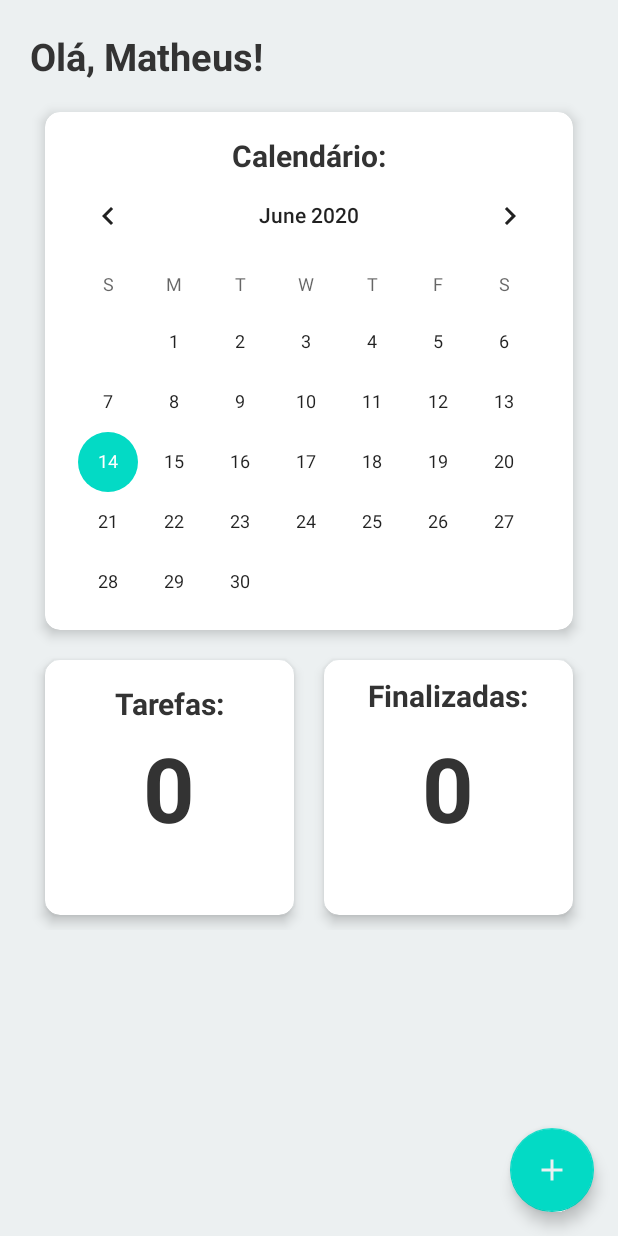
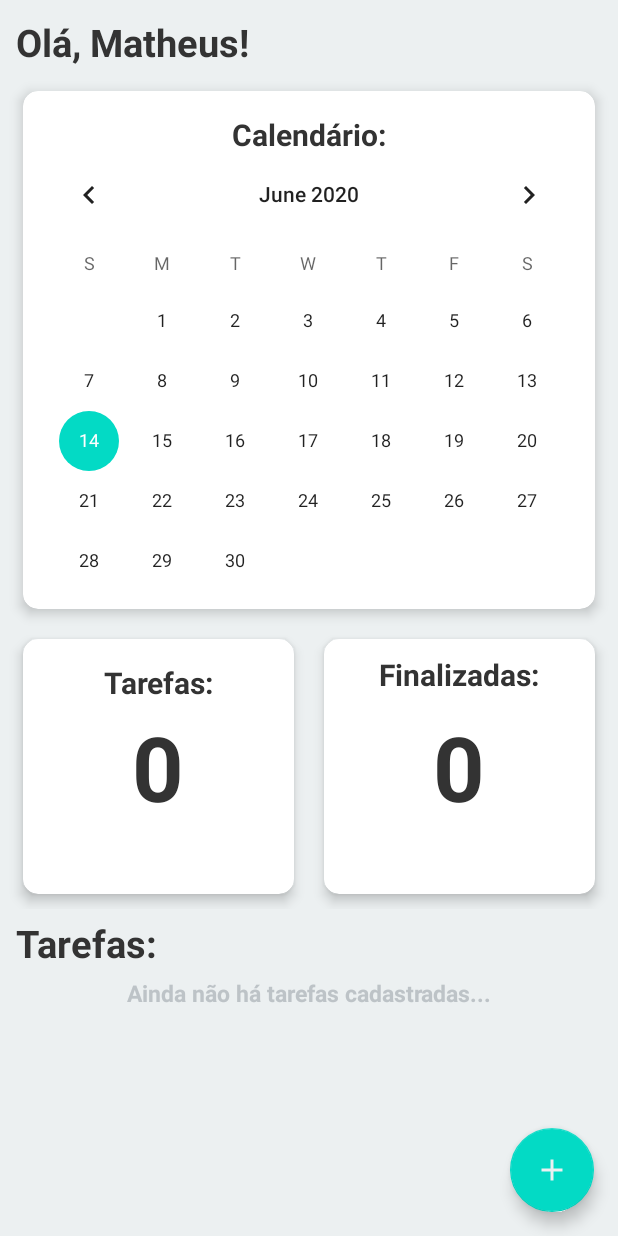
Before and after one commit to Pelegrinetti/onix, an Android app: the screen it shows after launch (MainActivity), on a phone screen of 412 x 824 dp. Run offline under Robolectric (Android 15) with nearby library versions, the phone set to English and light mode, and no system bars.

Commit message:
change container style and add no tasks text

```diff
--- a/app/src/main/res/layout/activity_main.xml
+++ b/app/src/main/res/layout/activity_main.xml
@@ -38,20 +38,18 @@
                 android:id="@+id/main_linear"
                 android:layout_width="match_parent"
                 android:layout_height="wrap_content"
-                android:layout_margin="20dp"
+                android:layout_margin="5dp"
                 android:orientation="vertical">
 
                 <TextView
                     android:id="@+id/username"
                     android:layout_width="wrap_content"
                     android:layout_height="wrap_content"
-                    android:layout_marginBottom="10dp"
+                    android:layout_margin="5dp"
                     android:text="Olá, Matheus!"
                     android:textColor="@color/colorPrimaryDark"
                     android:textSize="25sp"
-                    android:textStyle="bold"
-                    tools:layout_editor_absoluteX="16dp"
-                    tools:layout_editor_absoluteY="16dp" />
+                    android:textStyle="bold" />
 
                 <androidx.cardview.widget.CardView
                     android:layout_width="match_parent"
@@ -144,6 +142,25 @@
                     </androidx.cardview.widget.CardView>
                 </LinearLayout>
 
+                <TextView
+                    android:layout_width="wrap_content"
+                    android:layout_height="wrap_content"
+                    android:layout_margin="5dp"
+                    android:text="@string/tasks"
+                    android:textColor="@color/colorPrimaryDark"
+                    android:textSize="25sp"
+                    android:textStyle="bold" />
+
+                <TextView
+                    android:id="@+id/no_tasks"
+                    android:layout_width="match_parent"
+                    android:layout_height="wrap_content"
+                    android:text="@string/no_tasks"
+                    android:textAlignment="center"
+                    android:textColor="@color/lightGray"
+                    android:textSize="15sp"
+                    android:textStyle="bold" />
+
                 <LinearLayout
                     android:id="@+id/tasks_container"
                     android:layout_width="match_parent"
--- a/app/src/main/res/layout/activity_task.xml
+++ b/app/src/main/res/layout/activity_task.xml
@@ -9,12 +9,13 @@
 
     <ScrollView
         android:layout_width="match_parent"
-        android:layout_height="wrap_content">
+        android:layout_height="wrap_content"
+        tools:ignore="UselessParent">
 
         <LinearLayout
             android:layout_width="match_parent"
             android:layout_height="wrap_content"
-            android:layout_margin="20dp"
+            android:layout_margin="5dp"
             android:layout_marginBottom="50dp"
             android:orientation="vertical">
 
@@ -22,13 +23,11 @@
                 android:id="@+id/username"
                 android:layout_width="wrap_content"
                 android:layout_height="wrap_content"
-                android:layout_marginBottom="10dp"
+                android:layout_margin="5dp"
                 android:text="@string/create_new_task"
                 android:textColor="@color/colorPrimaryDark"
                 android:textSize="25sp"
-                android:textStyle="bold"
-                tools:layout_editor_absoluteX="16dp"
-                tools:layout_editor_absoluteY="16dp" />
+                android:textStyle="bold" />
 
             <androidx.cardview.widget.CardView
                 android:layout_width="match_parent"
--- a/app/src/main/res/values/strings.xml
+++ b/app/src/main/res/values/strings.xml
@@ -17,4 +17,6 @@
     <string name="enter_task_description">Informe uma descrição para sua tarefa...</string>
     <string name="task_time">Horário:</string>
     <string name="task_save">Salvar</string>
+    <string name="tasks">Tarefas:</string>
+    <string name="no_tasks">Ainda não há tarefas cadastradas...</string>
 </resources>
```
